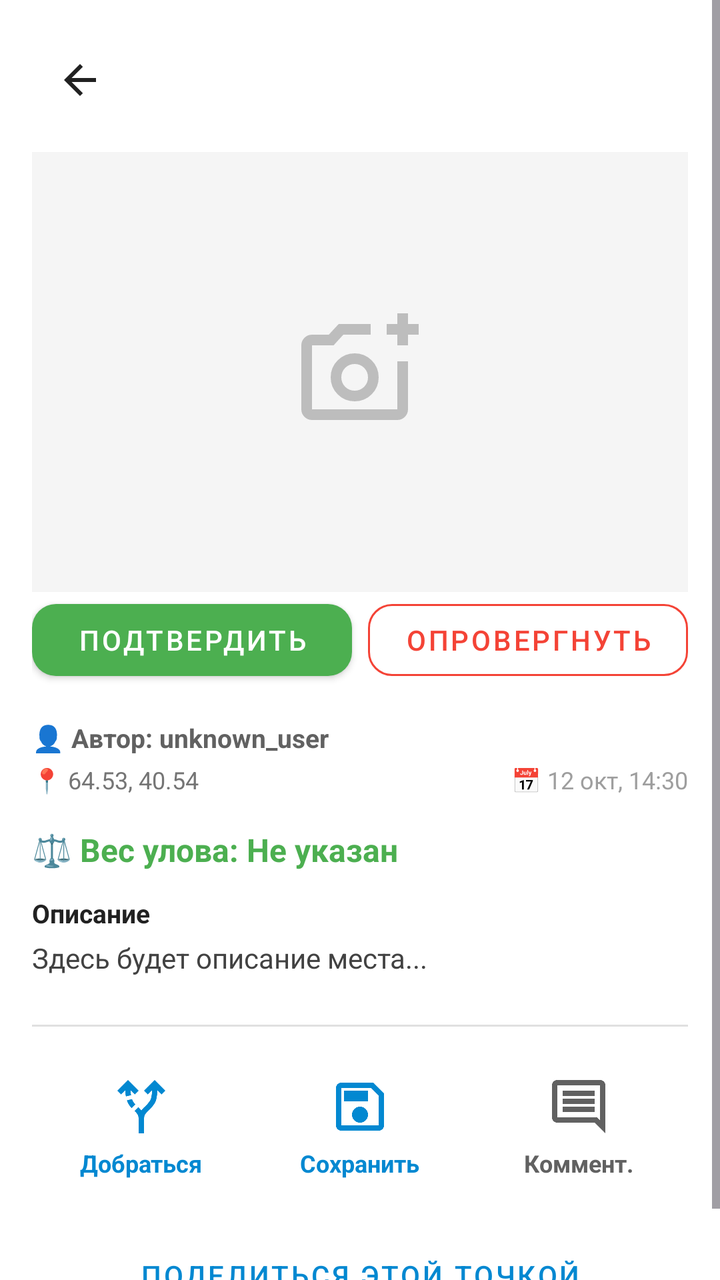
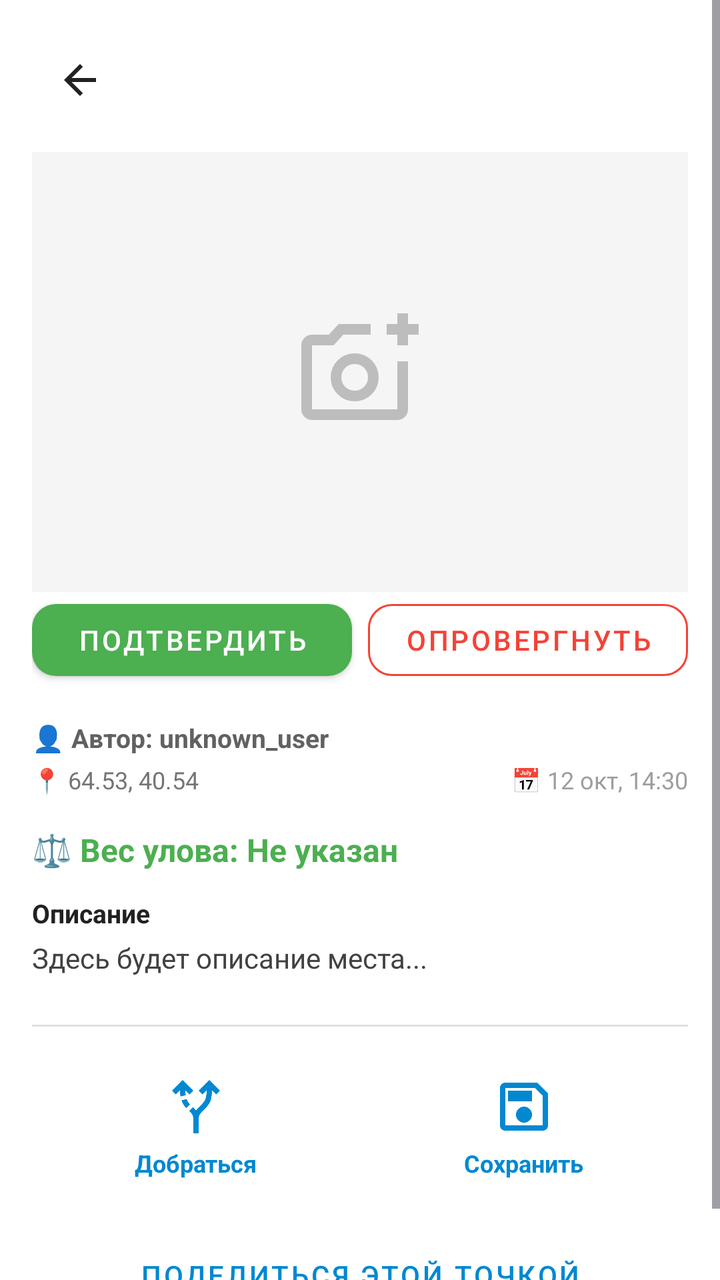

An Android layout rendered at two revisions. The XML below is the earlier revision; the diff shows what the commit changed to produce the second picture.
<!-- AndroidManifest.xml: application theme Theme.FishingSpot -->
<!-- res/layout/fragment_spot_details.xml -->
<?xml version="1.0" encoding="utf-8"?>
<ScrollView xmlns:android="http://schemas.android.com/apk/res/android"
    xmlns:app="http://schemas.android.com/apk/res-auto"
    android:layout_width="match_parent"
    android:layout_height="match_parent"
    android:background="#FFFFFF"
    android:fillViewport="true">

    <LinearLayout
        android:layout_width="match_parent"
        android:layout_height="wrap_content"
        android:orientation="vertical"
        android:padding="16dp">

        
        <LinearLayout
            android:layout_width="match_parent"
            android:layout_height="wrap_content"
            android:orientation="horizontal"
            android:gravity="center_vertical"
            android:layout_marginBottom="12dp">

            <ImageButton
                android:id="@+id/btnBack"
                android:layout_width="48dp"
                android:layout_height="48dp"
                android:src="@drawable/back"
                android:background="?attr/selectableItemBackgroundBorderless"
                android:contentDescription="Назад"
                app:tint="#212121" />

            <TextView
                android:id="@+id/tvSpotName"
                android:layout_width="0dp"
                android:layout_height="wrap_content"
                android:layout_weight="1"
                android:textSize="20sp"
                android:textStyle="bold"
                android:textColor="#212121"
                android:layout_marginStart="8dp" />
        </LinearLayout>

        
        <FrameLayout
            android:layout_width="match_parent"
            android:layout_height="220dp"
            android:background="#F5F5F5"
            app:cornerRadius="16dp">

            <ImageView
                android:id="@+id/ivPhotoPlaceholder"
                android:layout_width="64dp"
                android:layout_height="64dp"
                android:layout_gravity="center"
                android:src="@drawable/add_a_photo_24dp_000000_fill0_wght400_grad0_opsz24__1_"
                app:tint="#BDBDBD" />

            <ImageView
                android:id="@+id/ivSpotPhoto"
                android:layout_width="match_parent"
                android:layout_height="match_parent"
                android:scaleType="centerCrop"
                android:visibility="gone" />
        </FrameLayout>

        
        <com.google.android.material.card.MaterialCardView
            android:id="@+id/cardSuspiciousWarning"
            android:layout_width="match_parent"
            android:layout_height="wrap_content"
            app:cardBackgroundColor="#FFF3E0"
            app:strokeColor="#FF9800"
            app:strokeWidth="1dp"
            app:cardCornerRadius="12dp"
            app:cardElevation="0dp"
            android:layout_marginTop="12dp"
            android:layout_marginBottom="8dp"
            android:visibility="gone">

            <TextView
                android:layout_width="match_parent"
                android:layout_height="wrap_content"
                android:text="⚠️ Точка требует подтверждения. Рыбаки еще не проверяли это место."
                android:textSize="13sp"
                android:textColor="#E65100"
                android:padding="12dp"
                android:textStyle="bold" />
        </com.google.android.material.card.MaterialCardView>

        
        <LinearLayout
            android:layout_width="match_parent"
            android:layout_height="wrap_content"
            android:orientation="horizontal"
            android:layout_marginBottom="16dp">

            <com.google.android.material.button.MaterialButton
                android:id="@+id/btnConfirmSpot"
                style="@style/Widget.MaterialComponents.Button"
                android:layout_width="0dp"
                android:layout_height="48dp"
                android:layout_weight="1"
                android:text="Подтвердить"
                android:textSize="14sp"

                app:iconGravity="textStart"
                app:cornerRadius="12dp"
                app:backgroundTint="#4CAF50" />

            <com.google.android.material.button.MaterialButton
                android:id="@+id/btnDisputeSpot"
                style="@style/Widget.MaterialComponents.Button.OutlinedButton"
                android:layout_width="0dp"
                android:layout_height="48dp"
                android:layout_weight="1"
                android:layout_marginStart="8dp"
                android:text="Опровергнуть"
                android:textSize="14sp"

                app:iconGravity="textStart"
                app:cornerRadius="12dp"
                app:strokeColor="#F44336"
                android:textColor="#F44336" />
        </LinearLayout>

        
        <TextView
            android:id="@+id/tvAuthor"
            android:layout_width="wrap_content"
            android:layout_height="wrap_content"
            android:text="👤 Автор: unknown_user"
            android:textSize="13sp"
            android:textColor="#616161"
            android:textStyle="bold"
            android:layout_marginBottom="4dp" />

        <LinearLayout
            android:layout_width="match_parent"
            android:layout_height="wrap_content"
            android:orientation="horizontal"
            android:layout_marginBottom="16dp">

            <TextView
                android:id="@+id/tvCoordinates"
                android:layout_width="0dp"
                android:layout_height="wrap_content"
                android:layout_weight="1"
                android:text="📍 64.53, 40.54"
                android:textSize="12sp"
                android:textColor="#757575" />

            <TextView
                android:id="@+id/tvCreatedAt"
                android:layout_width="wrap_content"
                android:layout_height="wrap_content"
                android:text="📅 12 окт, 14:30"
                android:textSize="12sp"
                android:textColor="#9E9E9E" />
        </LinearLayout>

        
        <TextView
            android:id="@+id/tvCatchWeight"
            android:layout_width="wrap_content"
            android:layout_height="wrap_content"
            android:text="⚖️ Вес улова: Не указан"
            android:textSize="16sp"
            android:textColor="#4CAF50"
            android:textStyle="bold"
            android:layout_marginBottom="12dp" />

        
        <TextView
            android:layout_width="wrap_content"
            android:layout_height="wrap_content"
            android:text="Описание"
            android:textSize="13sp"
            android:textStyle="bold"
            android:textColor="#212121"
            android:layout_marginBottom="4dp" />

        <TextView
            android:id="@+id/tvDescription"
            android:layout_width="match_parent"
            android:layout_height="wrap_content"
            android:text="Здесь будет описание места..."
            android:textSize="14sp"
            android:textColor="#424242"
            android:lineSpacingExtra="4dp"
            android:layout_marginBottom="24dp" />

        
        <View
            android:layout_width="match_parent"
            android:layout_height="1dp"
            android:background="#E0E0E0"
            android:layout_marginBottom="16dp" />

        
        <LinearLayout
            android:layout_width="match_parent"
            android:layout_height="wrap_content"
            android:orientation="horizontal"
            android:gravity="center"
            android:layout_marginBottom="16dp">

            
            <LinearLayout
                android:id="@+id/btnNavigate"
                android:layout_width="0dp"
                android:layout_height="wrap_content"
                android:layout_weight="1"
                android:orientation="vertical"
                android:gravity="center"
                android:background="?attr/selectableItemBackgroundBorderless"
                android:clickable="true"
                android:focusable="true"
                android:padding="8dp">

                <ImageView
                    android:layout_width="32dp"
                    android:layout_height="32dp"
                    android:src="@drawable/alt_route_24dp_000000_fill0_wght400_grad0_opsz24"
                    app:tint="#0288D1"
                    android:layout_marginBottom="4dp" />

                <TextView
                    android:layout_width="wrap_content"
                    android:layout_height="wrap_content"
                    android:text="Добраться"
                    android:textSize="12sp"
                    android:textColor="#0288D1"
                    android:textStyle="bold" />
            </LinearLayout>

            
            <LinearLayout
                android:id="@+id/btnSaveToLocal"
                android:layout_width="0dp"
                android:layout_height="wrap_content"
                android:layout_weight="1"
                android:orientation="vertical"
                android:gravity="center"
                android:background="?attr/selectableItemBackgroundBorderless"
                android:clickable="true"
                android:focusable="true"
                android:padding="8dp">

                <ImageView
                    android:layout_width="32dp"
                    android:layout_height="32dp"
                    android:src="@drawable/save_24dp_000000_fill0_wght400_grad0_opsz24"
                    app:tint="#0288D1"
                    android:layout_marginBottom="4dp" />

                <TextView
                    android:layout_width="wrap_content"
                    android:layout_height="wrap_content"
                    android:text="Сохранить"
                    android:textSize="12sp"
                    android:textColor="#0288D1"
                    android:textStyle="bold" />
            </LinearLayout>

            
            <LinearLayout
                android:id="@+id/btnComments"
                android:layout_width="0dp"
                android:layout_height="wrap_content"
                android:layout_weight="1"
                android:orientation="vertical"
                android:gravity="center"
                android:background="?attr/selectableItemBackgroundBorderless"
                android:clickable="true"
                android:focusable="true"
                android:padding="8dp">

                <ImageView
                    android:layout_width="32dp"
                    android:layout_height="32dp"
                    android:src="@drawable/comment_24dp_000000_fill0_wght400_grad0_opsz24"
                    app:tint="#616161"
                    android:layout_marginBottom="4dp" />

                <TextView
                    android:layout_width="wrap_content"
                    android:layout_height="wrap_content"
                    android:text="Коммент."
                    android:textSize="12sp"
                    android:textColor="#616161"
                    android:textStyle="bold" />
            </LinearLayout>
        </LinearLayout>

        
        <com.google.android.material.button.MaterialButton
            android:id="@+id/btnShare"
            style="@style/Widget.MaterialComponents.Button.TextButton"
            android:layout_width="match_parent"
            android:layout_height="48dp"
            android:text="Поделиться этой точкой"
            android:textSize="14sp"

            app:iconGravity="textStart"
            android:textColor="#0288D1" />

    </LinearLayout>
</ScrollView>
<!-- resources referenced by this layout -->
<resources>
  <!-- drawable add_a_photo_24dp_000000_fill0_wght400_grad0_opsz24__1_ (drawable) -->
  <vector xmlns:android="http://schemas.android.com/apk/res/android"
      android:width="24dp"
      android:height="24dp"
      android:viewportWidth="960"
      android:viewportHeight="960">
    <path
        android:pathData="M440,520ZM120,840q-33,0 -56.5,-23.5T40,760v-480q0,-33 23.5,-56.5T120,200h126l74,-80h240v80L355,200l-73,80L120,280v480h640v-360h80v360q0,33 -23.5,56.5T760,840L120,840ZM760,280v-80h-80v-80h80v-80h80v80h80v80h-80v80h-80ZM440,700q75,0 127.5,-52.5T620,520q0,-75 -52.5,-127.5T440,340q-75,0 -127.5,52.5T260,520q0,75 52.5,127.5T440,700ZM440,620q-42,0 -71,-29t-29,-71q0,-42 29,-71t71,-29q42,0 71,29t29,71q0,42 -29,71t-71,29Z"
        android:fillColor="#000000"/>
  </vector>
  <!-- drawable alt_route_24dp_000000_fill0_wght400_grad0_opsz24 (drawable) -->
  <vector xmlns:android="http://schemas.android.com/apk/res/android"
      android:width="24dp"
      android:height="24dp"
      android:viewportWidth="960"
      android:viewportHeight="960">
    <path
        android:pathData="M440,880v-200q0,-56 -17,-83t-45,-53l57,-57q12,11 23,23.5t22,26.5q14,-19 28.5,-33.5T538,475q38,-35 69,-81t33,-161l-63,63 -57,-56 160,-160 160,160 -56,56 -64,-63q-2,143 -44,203.5T592,535q-32,29 -52,56.5T520,680v200h-80ZM248,327q-4,-20 -5.5,-44t-2.5,-50l-64,63 -56,-56 160,-160 160,160 -57,56 -63,-62q0,21 2,39.5t4,34.5l-78,19ZM334,503q-20,-21 -38.5,-49T263,385l77,-19q10,27 23,46t28,34l-57,57Z"
        android:fillColor="#000000"/>
  </vector>
  <!-- drawable back (drawable) -->
  <vector xmlns:android="http://schemas.android.com/apk/res/android"
      android:width="24dp"
      android:height="24dp"
      android:viewportWidth="960"
      android:viewportHeight="960">
    <path
        android:pathData="m313,520 l224,224 -57,56 -320,-320 320,-320 57,56 -224,224h487v80L313,520Z"
        android:fillColor="#000000"/>
  </vector>
  <!-- drawable comment_24dp_000000_fill0_wght400_grad0_opsz24 (drawable) -->
  <vector xmlns:android="http://schemas.android.com/apk/res/android"
      android:width="24dp"
      android:height="24dp"
      android:viewportWidth="960"
      android:viewportHeight="960">
    <path
        android:pathData="M240,560h480v-80L240,480v80ZM240,440h480v-80L240,360v80ZM240,320h480v-80L240,240v80ZM880,880 L720,720L160,720q-33,0 -56.5,-23.5T80,640v-480q0,-33 23.5,-56.5T160,80h640q33,0 56.5,23.5T880,160v720ZM160,640h594l46,45v-525L160,160v480ZM160,640v-480,480Z"
        android:fillColor="#000000"/>
  </vector>
  <!-- drawable save_24dp_000000_fill0_wght400_grad0_opsz24 (drawable) -->
  <vector xmlns:android="http://schemas.android.com/apk/res/android"
      android:width="24dp"
      android:height="24dp"
      android:viewportWidth="960"
      android:viewportHeight="960">
    <path
        android:pathData="M840,280v480q0,33 -23.5,56.5T760,840L200,840q-33,0 -56.5,-23.5T120,760v-560q0,-33 23.5,-56.5T200,120h480l160,160ZM760,314L646,200L200,200v560h560v-446ZM565,685q35,-35 35,-85t-35,-85q-35,-35 -85,-35t-85,35q-35,35 -35,85t35,85q35,35 85,35t85,-35ZM240,400h360v-160L240,240v160ZM200,314v446,-560 114Z"
        android:fillColor="#000000"/>
  </vector>
  <style name="Theme.FishingSpot" parent="Base.Theme.FishingSpot" />
  <style name="Base.Theme.FishingSpot" parent="Theme.Material3.DayNight.NoActionBar">
          
          
      </style>
</resources>

<!-- the commit's change to res/layout/fragment_spot_details.xml (unified diff, before → after) -->
@@ -102,7 +102,6 @@
                 android:layout_weight="1"
                 android:text="Подтвердить"
                 android:textSize="14sp"
-
                 app:iconGravity="textStart"
                 app:cornerRadius="12dp"
                 app:backgroundTint="#4CAF50" />
@@ -116,7 +115,6 @@
                 android:layout_marginStart="8dp"
                 android:text="Опровергнуть"
                 android:textSize="14sp"
-
                 app:iconGravity="textStart"
                 app:cornerRadius="12dp"
                 app:strokeColor="#F44336"
@@ -264,7 +262,7 @@
 
             
             <LinearLayout
-                android:id="@+id/btnComments"
+                android:id="@+id/btnReviews"
                 android:layout_width="0dp"
                 android:layout_height="wrap_content"
                 android:layout_weight="1"
@@ -273,21 +271,22 @@
                 android:background="?attr/selectableItemBackgroundBorderless"
                 android:clickable="true"
                 android:focusable="true"
-                android:padding="8dp">
+                android:padding="8dp"
+                android:visibility="gone"> 
 
                 <ImageView
                     android:layout_width="32dp"
                     android:layout_height="32dp"
                     android:src="@drawable/comment_24dp_000000_fill0_wght400_grad0_opsz24"
-                    app:tint="#616161"
+                    app:tint="#0288D1"
                     android:layout_marginBottom="4dp" />
 
                 <TextView
                     android:layout_width="wrap_content"
                     android:layout_height="wrap_content"
-                    android:text="Коммент."
+                    android:text="Отзывы"
                     android:textSize="12sp"
-                    android:textColor="#616161"
+                    android:textColor="#0288D1"
                     android:textStyle="bold" />
             </LinearLayout>
         </LinearLayout>
@@ -300,7 +299,6 @@
             android:layout_height="48dp"
             android:text="Поделиться этой точкой"
             android:textSize="14sp"
-
             app:iconGravity="textStart"
             android:textColor="#0288D1" />
 
